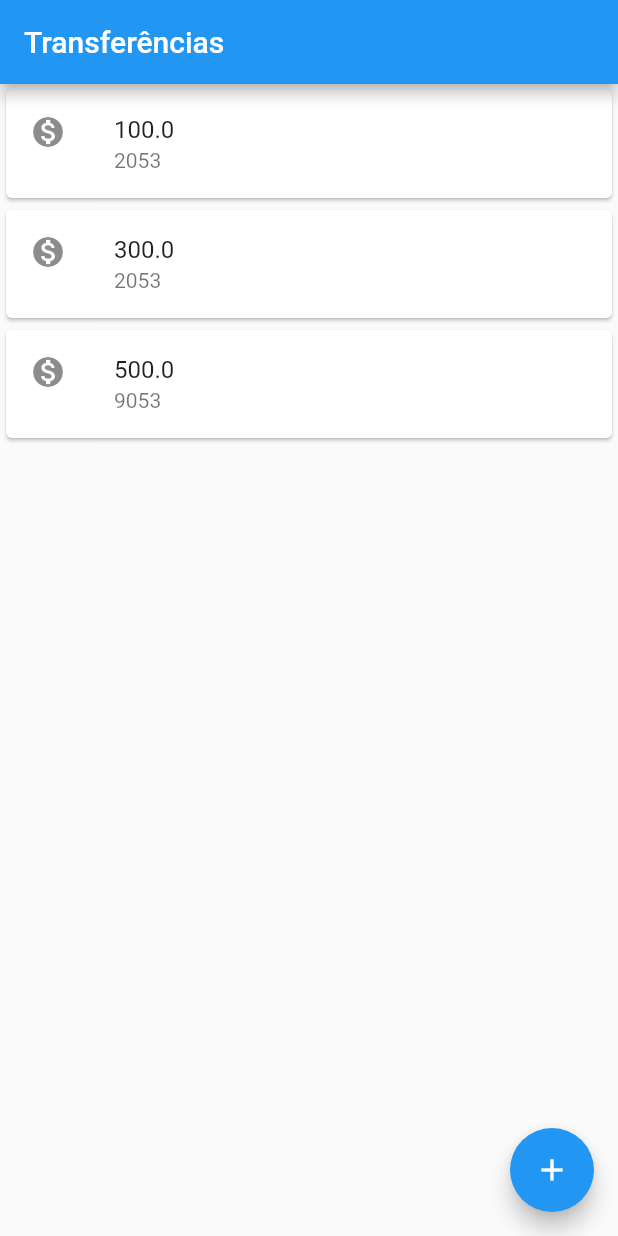
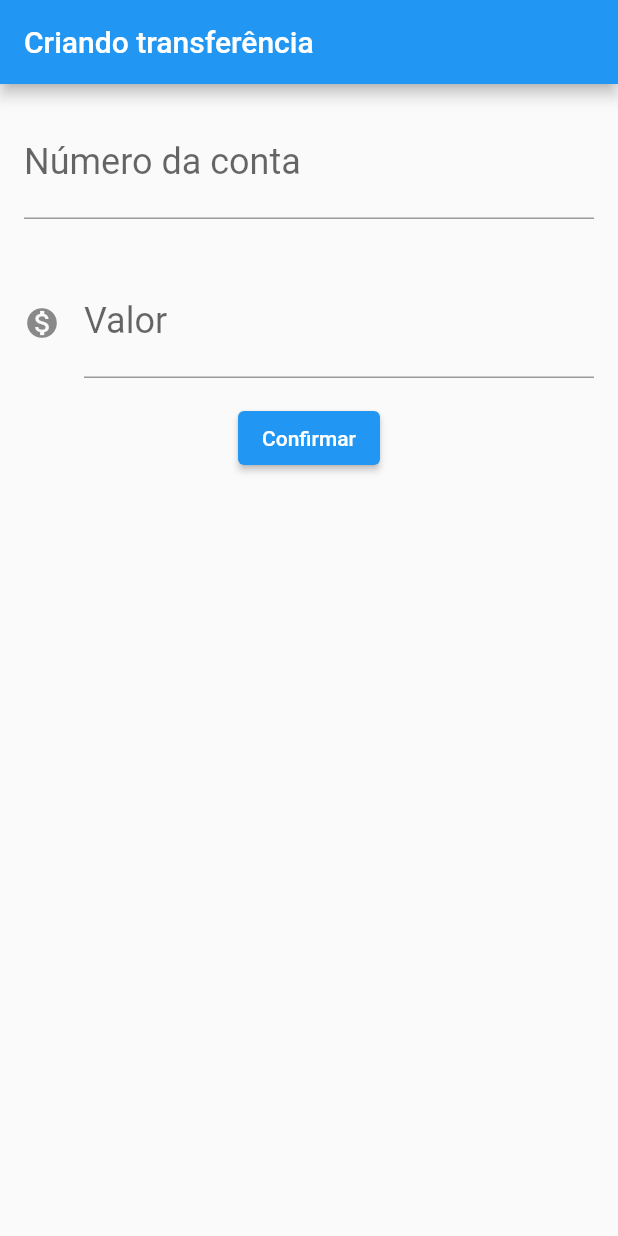
Before and after one commit to molusca/bytebank_flutter, a Flutter app: the screen it shows after launch, on a phone screen of 412 x 824 dp. Run offline on Flutter 3.47's test engine with Material 2 defaults, Android fonts, the phone set to English and light mode, and no system bars.

Commit message:
transferencia form toString method and form controllers

```diff
--- a/lib/main.dart
+++ b/lib/main.dart
@@ -1,32 +1,104 @@
 import 'package:flutter/material.dart';
 
-void main() => runApp(
-      MaterialApp(
-        home: Scaffold(
-            appBar: AppBar(
-              title: const Text('Transferências'),
+void main() => runApp(const BytebankApp());
+
+class BytebankApp extends StatelessWidget {
+  const BytebankApp({Key? key}) : super(key: key);
+
+  @override
+  Widget build(BuildContext context) {
+    return MaterialApp(
+      home: FormularioTransferencia(),
+    );
+  }
+}
+
+class FormularioTransferencia extends StatelessWidget {
+  final TextEditingController controladorCampoNumeroConta =
+      TextEditingController();
+  final TextEditingController controladorCampoValor = TextEditingController();
+
+  FormularioTransferencia({Key? key}) : super(key: key);
+
+  @override
+  Widget build(BuildContext context) {
+    return Scaffold(
+      appBar: AppBar(
+        title: const Text('Criando transferência'),
+      ),
+      body: Column(
+        children: <Widget>[
+          Padding(
+            padding: const EdgeInsets.all(16.0),
+            child: TextField(
+              controller: controladorCampoNumeroConta,
+              keyboardType: TextInputType.number,
+              style: const TextStyle(
+                fontSize: 24.0,
+              ),
+              decoration: const InputDecoration(
+                labelText: 'Número da conta',
+                hintText: '000',
+              ),
             ),
-            floatingActionButton: FloatingActionButton(
-              child: const Icon(Icons.add),
-              onPressed: () {
-                print('nheeeaaiuw'); // Add your onPressed code here!
-              },
+          ),
+          Padding(
+            padding: const EdgeInsets.all(16.0),
+            child: TextField(
+              controller: controladorCampoValor,
+              keyboardType: TextInputType.number,
+              style: const TextStyle(
+                fontSize: 24.0,
+              ),
+              decoration: const InputDecoration(
+                icon: Icon(Icons.monetization_on),
+                labelText: 'Valor',
+                hintText: '00.0',
+              ),
             ),
-            body: const ListaTransferencias()),
+          ),
+          ElevatedButton(
+            onPressed: () {
+              final int? numeroConta =
+                  int.tryParse(controladorCampoNumeroConta.text);
+              final double? valor = double.tryParse(controladorCampoValor.text);
+
+              if (numeroConta != null && valor != null) {
+                final Transferencia transferenciaCriada =
+                    Transferencia(valor, numeroConta);
+                debugPrint('$transferenciaCriada');
+              }
+            },
+            child: const Text('Confirmar'),
+          )
+        ],
       ),
     );
+  }
+}
 
 class ListaTransferencias extends StatelessWidget {
   const ListaTransferencias({Key? key}) : super(key: key);
 
   @override
   Widget build(BuildContext context) {
-    return Column(
-      children: <Widget>[
-        ItemTransferencia(transferencia: Transferencia(100, 2053)),
-        ItemTransferencia(transferencia: Transferencia(300, 2053)),
-        ItemTransferencia(transferencia: Transferencia(500, 9053)),
-      ],
+    return Scaffold(
+      appBar: AppBar(
+        title: const Text('Transferências'),
+      ),
+      body: Column(
+        children: <Widget>[
+          ItemTransferencia(transferencia: Transferencia(100, 2053)),
+          ItemTransferencia(transferencia: Transferencia(300, 2053)),
+          ItemTransferencia(transferencia: Transferencia(500, 9053)),
+        ],
+      ),
+      floatingActionButton: FloatingActionButton(
+        child: const Icon(Icons.add),
+        onPressed: () {
+          print('nheeeaaiuw'); // Add your onPressed code here!
+        },
+      ),
     );
   }
 }
@@ -57,4 +129,9 @@ class Transferencia {
     this.valor,
     this.numeroConta,
   );
+
+  @override
+  String toString() {
+    return 'Transferencia: {valor: $valor, numeroConta: $numeroConta}';
+  }
 }
```
